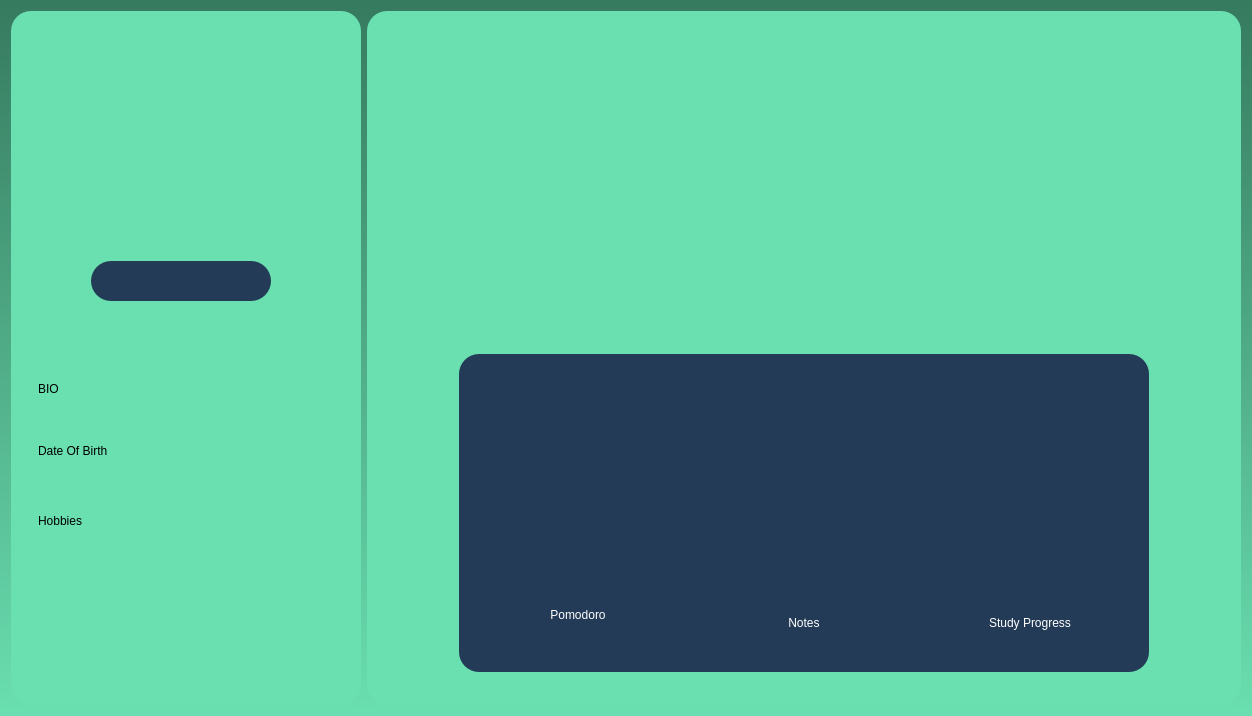
This is dialog1.ui in bikraj2/MITRA_FINAL as Qt 5 draws it before an edit. The edited form follows.
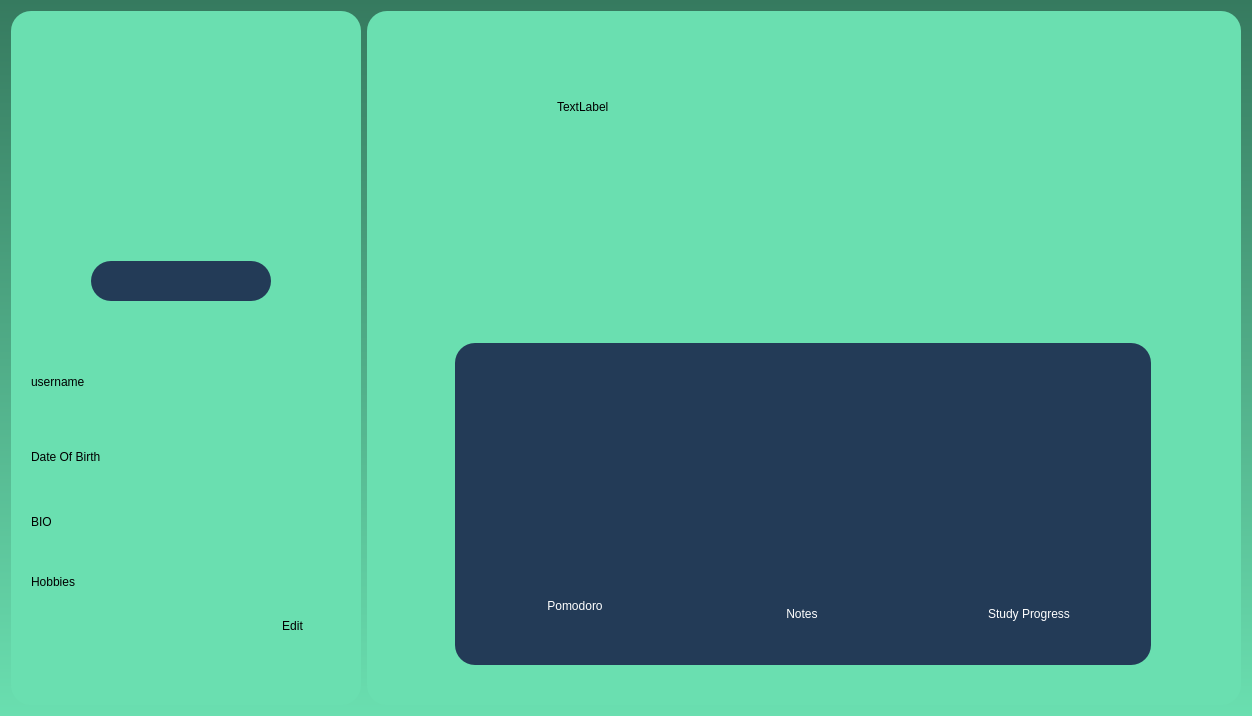
This is the edited form. Icons and pictures are not drawn.

Patch:
```diff
--- a/dialog1.ui
+++ b/dialog1.ui
@@ -98,7 +98,7 @@
      <widget class="QPushButton" name="change">
       <property name="geometry">
        <rect>
-        <x>80</x>
+        <x>100</x>
         <y>0</y>
         <width>150</width>
         <height>50</height>
@@ -206,7 +206,7 @@
         <x>20</x>
         <y>340</y>
         <width>321</width>
-        <height>231</height>
+        <height>301</height>
        </rect>
       </property>
       <property name="frameShape">
@@ -218,10 +218,10 @@
       <widget class="QLabel" name="label_2">
        <property name="geometry">
         <rect>
-         <x>7</x>
-         <y>30</y>
+         <x>0</x>
+         <y>130</y>
          <width>311</width>
-         <height>16</height>
+         <height>81</height>
         </rect>
        </property>
        <property name="styleSheet">
@@ -234,10 +234,10 @@
       <widget class="QLabel" name="label_3">
        <property name="geometry">
         <rect>
-         <x>7</x>
+         <x>0</x>
          <y>90</y>
          <width>311</width>
-         <height>20</height>
+         <height>31</height>
         </rect>
        </property>
        <property name="styleSheet">
@@ -250,10 +250,10 @@
       <widget class="QLabel" name="label_4">
        <property name="geometry">
         <rect>
-         <x>7</x>
-         <y>160</y>
+         <x>0</x>
+         <y>210</y>
          <width>311</width>
-         <height>20</height>
+         <height>41</height>
         </rect>
        </property>
        <property name="styleSheet">
@@ -263,6 +263,35 @@
         <string>Hobbies</string>
        </property>
       </widget>
+      <widget class="QPushButton" name="edit">
+       <property name="geometry">
+        <rect>
+         <x>220</x>
+         <y>260</y>
+         <width>83</width>
+         <height>29</height>
+        </rect>
+       </property>
+       <property name="text">
+        <string>Edit</string>
+       </property>
+      </widget>
+      <widget class="QLabel" name="username">
+       <property name="geometry">
+        <rect>
+         <x>0</x>
+         <y>10</y>
+         <width>311</width>
+         <height>41</height>
+        </rect>
+       </property>
+       <property name="styleSheet">
+        <string notr="true">font: 700 18pt &quot;Arial&quot;;</string>
+       </property>
+       <property name="text">
+        <string>username</string>
+       </property>
+      </widget>
      </widget>
      <zorder>profile</zorder>
      <zorder>display_name</zorder>
@@ -283,9 +312,15 @@
      <property name="frameShadow">
       <enum>QFrame::Raised</enum>
      </property>
-     <layout class="QVBoxLayout" name="verticalLayout_5">
-      <item alignment="Qt::AlignLeft|Qt::AlignBottom">
        <widget class="QLabel" name="label">
+      <property name="geometry">
+       <rect>
+        <x>11</x>
+        <y>11</y>
+        <width>200</width>
+        <height>178</height>
+       </rect>
+      </property>
         <property name="minimumSize">
          <size>
           <width>200</width>
@@ -303,22 +338,15 @@
          <set>Qt::AlignLeading|Qt::AlignLeft|Qt::AlignTop</set>
         </property>
        </widget>
-      </item>
-      <item>
-       <spacer name="verticalSpacer_2">
-        <property name="orientation">
-         <enum>Qt::Vertical</enum>
-        </property>
-        <property name="sizeHint" stdset="0">
-         <size>
-          <width>20</width>
-          <height>40</height>
-         </size>
-        </property>
-       </spacer>
-      </item>
-      <item alignment="Qt::AlignHCenter">
        <widget class="QFrame" name="frame_2">
+      <property name="geometry">
+       <rect>
+        <x>88</x>
+        <y>332</y>
+        <width>696</width>
+        <height>322</height>
+       </rect>
+      </property>
         <property name="minimumSize">
          <size>
           <width>0</width>
@@ -531,9 +559,15 @@
          </item>
         </layout>
        </widget>
-      </item>
-      <item>
        <widget class="QFrame" name="frame_8">
+      <property name="geometry">
+       <rect>
+        <x>11</x>
+        <y>661</y>
+        <width>22</width>
+        <height>22</height>
+       </rect>
+      </property>
         <property name="frameShape">
          <enum>QFrame::StyledPanel</enum>
         </property>
@@ -542,8 +576,22 @@
         </property>
         <layout class="QHBoxLayout" name="horizontalLayout_3"/>
        </widget>
-      </item>
-     </layout>
+     <widget class="QLabel" name="quotes">
+      <property name="geometry">
+       <rect>
+        <x>190</x>
+        <y>40</y>
+        <width>671</width>
+        <height>111</height>
+       </rect>
+      </property>
+      <property name="styleSheet">
+       <string notr="true">font: 700 14pt &quot;Arial&quot;;</string>
+      </property>
+      <property name="text">
+       <string>TextLabel</string>
+      </property>
+     </widget>
     </widget>
    </item>
   </layout>
```
Left out of the diff: 10 changed lines with no effect on the pictures. Lines whose indentation alone changed are shown as unchanged.
